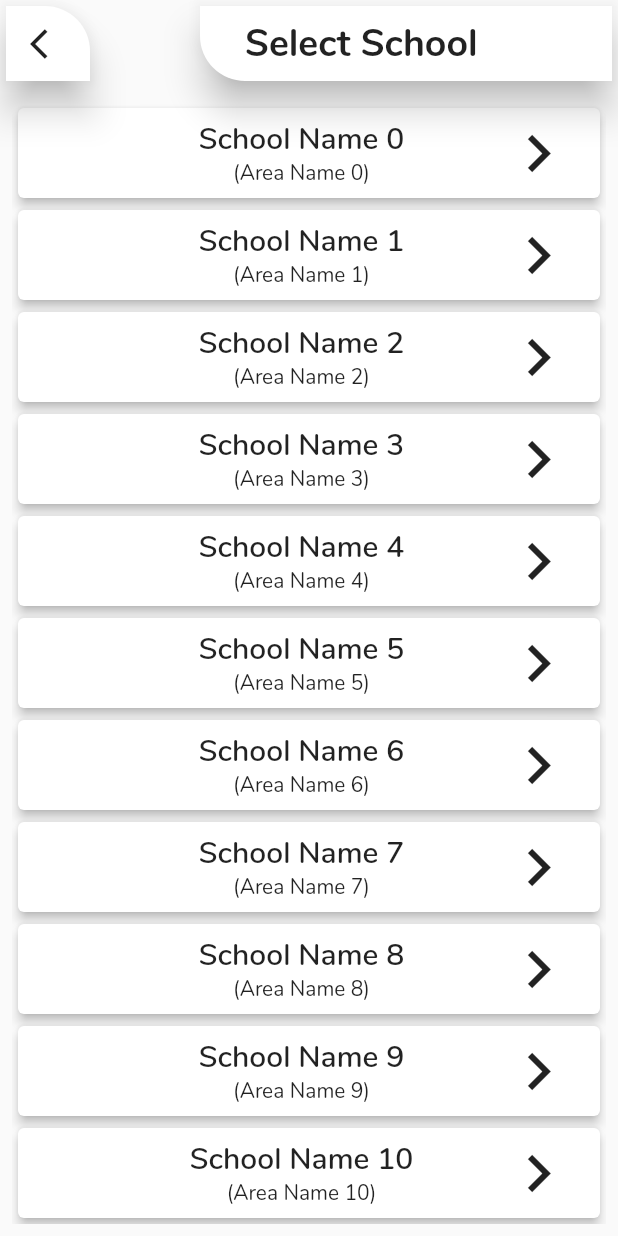
After one commit to byteboss777/Our-E-School, a Flutter app: the SelectSchoolPage screen opened directly, on a phone screen of 412 x 824 dp. The commit adds this screen. Run offline on Flutter 3.47's test engine with Material 2 defaults, Android fonts, the phone set to English and light mode, and no system bars; our stand-ins replace camera, dynamic_theme, file_picker, font_awesome_flutter; missing offline and left inert: flutter_plugin_pdf_viewer, intro_views_flutter.

Commit message:
School Selection Added;

```diff
--- a/lib/Components/ColumnReusableCardButton.dart
+++ b/lib/Components/ColumnReusableCardButton.dart
@@ -7,19 +7,21 @@ class ColumnReusableCardButton extends StatelessWidget {
   final IconData icon;
   final double height;
   final IconData directionIcon;
+  final double elevation;
 
   const ColumnReusableCardButton({
     @required this.onPressed,
     @required this.icon,
     @required this.label,
     this.height,
-    this.directionIcon
+    this.directionIcon,
+    this.elevation
   });
 
   @override
   Widget build(BuildContext context) {
     return Card(
-      elevation: 4,
+      elevation: elevation ?? 4,
       child: MaterialButton(
         minWidth: MediaQuery.of(context).size.width,
         height: height == null ? 80 : height,
--- /dev/null
+++ b/lib/pages/Login/SchoolSelect.dart
@@ -0,0 +1,69 @@
+import 'package:acadamicConnect/Components/TopBar.dart';
+import 'package:acadamicConnect/Utility/constants.dart';
+import 'package:acadamicConnect/pages/Home.dart';
+import 'package:flutter/material.dart';
+
+class SelectSchoolPage extends StatefulWidget {
+  SelectSchoolPage({Key key}) : super(key: key);
+
+  _SelectSchoolPageState createState() => _SelectSchoolPageState();
+}
+
+class _SelectSchoolPageState extends State<SelectSchoolPage> {
+  @override
+  Widget build(BuildContext context) {
+    return Scaffold(
+      appBar: TopBar(
+        child: kBackBtn,
+        onPressed: () {
+          kbackBtn(context);
+        },
+        title: 'Select School',
+      ),
+      body: Padding(
+        padding: EdgeInsets.all(8),
+        child: ListView.builder(
+          itemCount: 15,
+          itemBuilder: (context, i) => Card(
+                elevation: 3,
+                child: MaterialButton(
+                  minWidth: MediaQuery.of(context).size.width,
+                  height: 60,
+                  onPressed: () {
+                    kopenPage(context, Home());
+                  },
+                  child: Row(
+                    mainAxisAlignment: MainAxisAlignment.spaceBetween,
+                    children: <Widget>[
+                      Icon(
+                        null,
+                        size: 40,
+                        color: Colors.redAccent,
+                      ),
+                      Column(
+                        children: <Widget>[
+                          Text(
+                            'School Name $i',
+                            style: TextStyle(
+                                fontSize: 20, fontWeight: FontWeight.w600),
+                          ),
+                          Text(
+                            '(Area Name $i)',
+                            style: TextStyle(
+                                fontSize: 14, fontWeight: FontWeight.w400),
+                          ),
+                        ],
+                      ),
+                      Icon(
+                        Icons.chevron_right,
+                        size: 50,
+                      )
+                    ],
+                  ),
+                ),
+              ),
+        ),
+      ),
+    );
+  }
+}
--- a/lib/pages/WelcomeScreen.dart
+++ b/lib/pages/WelcomeScreen.dart
@@ -1,3 +1,4 @@
+import 'package:acadamicConnect/pages/Login/SchoolSelect.dart';
 import 'package:flutter/material.dart';
 import 'package:intro_views_flutter/Models/page_view_model.dart';
 import 'package:intro_views_flutter/intro_views_flutter.dart';
@@ -107,14 +108,7 @@ Check School posts to stay updated with school news.''',
         children: <Widget>[
           IntroViewsFlutter(
             page(context),
-            onTapDoneButton: () {
-              Navigator.push(
-                context,
-                MaterialPageRoute(
-                  builder: (BuildContext context) => LoginPage(),
-                ),
-              );
-            },
+            onTapDoneButton: null,
             showNextButton: true,
             showBackButton: true,
             skipText: Text(
@@ -170,7 +164,7 @@ Check School posts to stay updated with school news.''',
                     Navigator.push(
                       context,
                       MaterialPageRoute(
-                        builder: (BuildContext context) => LoginPage(),
+                        builder: (BuildContext context) => SelectSchoolPage(),
                       ),
                     );
                   },
```
Also changed, not shown: lib/pages/Dashboard/DashboardPage.dart (+0 -24 lines).
